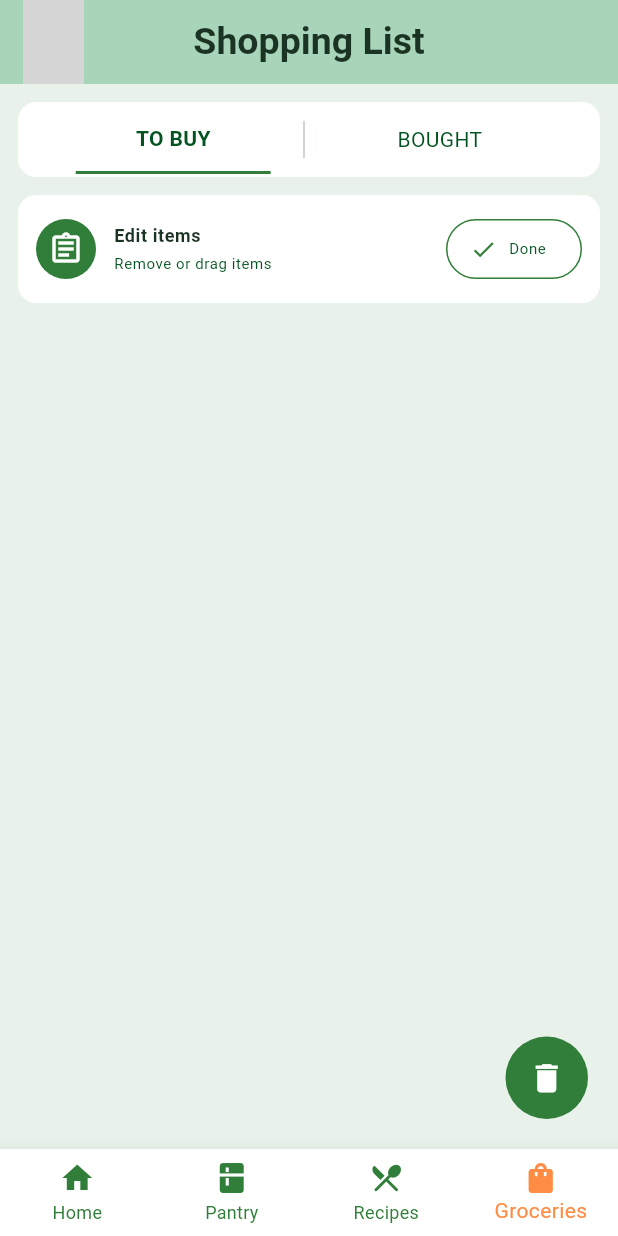
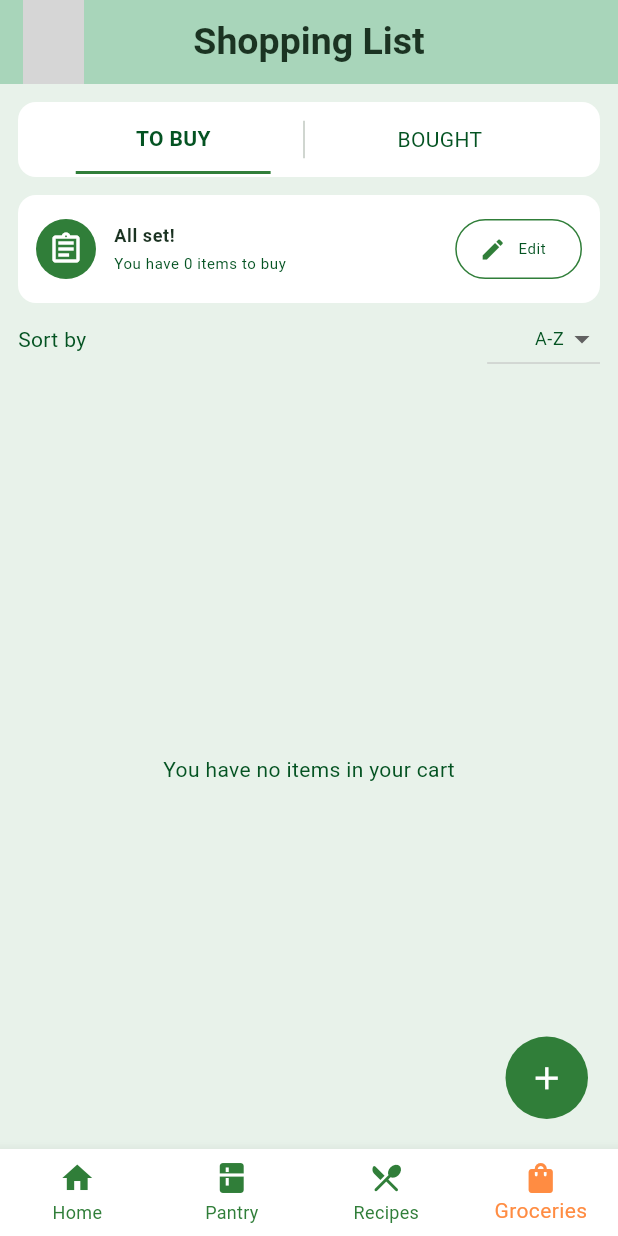
Before and after one commit to SissyDev/whats_for_dinner, a Flutter app: the screen it shows after launch, item 4 of the bottom bar chosen, after a tap on "Edit", on a phone screen of 412 x 824 dp. Run offline on Flutter 3.47's test engine with Material 3 defaults, Android fonts, the light colour scheme and no system bars; our stand-ins replace cached_network_image, flutter_riverpod, lottie, shimmer, skeletonizer, sqflite; accounts and stored records are empty; network calls fail; statements that could not run were skipped; grey boxes are pictures that could not be loaded.

Commit message:
Add filters to 'Shopping List'

```diff
--- a/lib/core/data/ingredient_category.dart
+++ b/lib/core/data/ingredient_category.dart
@@ -43,7 +43,7 @@ enum IngredientCategory {
 extension IngredientCategoryUI on IngredientCategory {
   String get label {
     switch (this) {
-      case IngredientCategory.bean: return "Beans";
+      case IngredientCategory.bean: return "Legumes";
       case IngredientCategory.bread: return "Bread";
       case IngredientCategory.cereal: return "Cereals";
       case IngredientCategory.cheese: return "Cheese";
--- a/lib/core/providers/shopping_list_provider.dart
+++ b/lib/core/providers/shopping_list_provider.dart
@@ -1,9 +1,13 @@
+import 'package:flutter_riverpod/flutter_riverpod.dart';
 import 'package:flutter_riverpod/legacy.dart';
 import 'package:whats_for_dinner/core/data/ingredient.dart';
 import 'package:path/path.dart' as path;
 import 'package:sqflite/sqflite.dart' as sql;
 import 'package:sqflite/sqlite_api.dart';
 import 'package:whats_for_dinner/core/data/ingredient_category.dart';
+
+List<String> sortList = ['A-Z', 'Category'];
+String? sortBy;
 
 Future<Database> _getDatabase() async {
   final dbPath = await sql.getDatabasesPath();
@@ -24,10 +28,7 @@ class ShoppingListNotifier extends StateNotifier<List<Ingredient>> {
 
   Future<void> loadGroceries() async {
     final db = await _getDatabase();
-    final data = await db.query(
-      'user_groceries',
-      orderBy: 'position ASC',
-    );
+    final data = await db.query('user_groceries', orderBy: 'position ASC');
     final groceries = data
         .map(
           (row) => Ingredient(
@@ -48,7 +49,31 @@ class ShoppingListNotifier extends StateNotifier<List<Ingredient>> {
           ),
         )
         .toList();
-    state = [...groceries];
+    List<Ingredient> sortedList = List.from(groceries);
+    if (sortBy == null) {
+      state = [...groceries];
+      return;
+    }
+    if (sortBy == 'A-Z') {
+      sortedList.sort((a, b) => a.name.compareTo(b.name));
+    }
+    if (sortBy == 'Category') {
+      sortedList.sort((a, b) => a.category.label.compareTo(b.category.label));
+    }
+      _saveNewOrderToDb(sortedList);
+      state = [...sortedList];
+  }
+
+  void setOrderBy(String? orderBy) {
+    sortBy = orderBy;
+    loadGroceries();
+  }
+
+  Future<void> _saveNewOrderToDb(List<Ingredient> updatedList) async {
+    for (int i = 0; i < updatedList.length; i++) {
+      final item = updatedList[i];
+      await updateIngredientPosition(item.id, i);
+    }
   }
 
   Future<void> addGrocery(Ingredient ingredient) async {
@@ -76,6 +101,7 @@ class ShoppingListNotifier extends StateNotifier<List<Ingredient>> {
         'position': currentCount,
       }, conflictAlgorithm: ConflictAlgorithm.replace);
     }
+
     await loadGroceries();
   }
 
@@ -98,7 +124,6 @@ class ShoppingListNotifier extends StateNotifier<List<Ingredient>> {
         'position': ingredient.position,
       }, conflictAlgorithm: ConflictAlgorithm.replace);
     }
-
     await batch.commit(noResult: true);
     await loadGroceries();
   }
@@ -143,6 +168,7 @@ class ShoppingListNotifier extends StateNotifier<List<Ingredient>> {
 
   Future<void> reorderItems(int oldIndex, int newIndex) async {
     final List<Ingredient> copyList = List.from(state);
+
     final Ingredient movedItem = copyList.removeAt(oldIndex);
     copyList.insert(newIndex, movedItem);
     state = copyList;
@@ -158,13 +184,6 @@ class ShoppingListNotifier extends StateNotifier<List<Ingredient>> {
       whereArgs: [id],
     );
   }
-
-  Future<void> _saveNewOrderToDb(List<Ingredient> updatedList) async {
-    for (int i = 0; i < updatedList.length; i++) {
-      final item = updatedList[i];
-      await updateIngredientPosition(item.id, i);
-    }
-  }
 }
 
 final shoppingListProvider =
--- a/lib/core/widgets/all_set_card.dart
+++ b/lib/core/widgets/all_set_card.dart
@@ -86,6 +86,9 @@ class _AllSetCardState extends ConsumerState<AllSetCard> {
                         foregroundColor: Theme.of(context).colorScheme.tertiary,
                       ),
                       onPressed: () {
+                        if (shoppingList.isEmpty) {
+                          return;
+                        }
                         if (!widget.isEditing) {
                           widget.onEdit(true);
                         } else {
@@ -138,6 +141,9 @@ class _AllSetCardState extends ConsumerState<AllSetCard> {
                       children: [
                         InkWell(
                           onTap: () {
+                            if (boughtItems.isEmpty) {
+                              return;
+                            }
                             if (!widget.isEditing) {
                               isSelect = true;
                               widget.onEdit(true);
--- a/lib/features/shopping_list/new_grocery.dart
+++ b/lib/features/shopping_list/new_grocery.dart
@@ -7,8 +7,8 @@ import 'package:whats_for_dinner/core/providers/db_provider.dart';
 import 'dart:developer' as dev;
 
 class NewGrocery extends ConsumerStatefulWidget {
-  const NewGrocery({super.key});
-
+  const NewGrocery({super.key, required this.order});
+  final String order;
   @override
   ConsumerState<NewGrocery> createState() => _NewGroceryState();
 }
--- a/lib/features/shopping_list/shopping_list_screen.dart
+++ b/lib/features/shopping_list/shopping_list_screen.dart
@@ -21,6 +21,7 @@ class _ShoppingListScreenState extends ConsumerState<ShoppingListScreen> {
   String selectedPage = pages[0];
   bool isEditing = false;
   bool isBought = false;
+  String dropdownValue = sortList[0];
 
   @override
   void initState() {
@@ -34,9 +35,11 @@ class _ShoppingListScreenState extends ConsumerState<ShoppingListScreen> {
     List<Ingredient> boughtList = ref.watch(boughtItemsProvider);
 
     void _openModalBottomSheet() async {
-      await Navigator.of(
-        context,
-      ).push(MaterialPageRoute(builder: (context) => NewGrocery()));
+      await Navigator.of(context).push(
+        MaterialPageRoute(
+          builder: (context) => NewGrocery(order: dropdownValue),
+        ),
+      );
       if (mounted) {
         setState(() {});
         ref.read(shoppingListProvider.notifier).loadGroceries();
@@ -191,11 +194,63 @@ class _ShoppingListScreenState extends ConsumerState<ShoppingListScreen> {
                 },
                 isEditing: isEditing,
               ),
-
+              // --- SORT BY ---
+              selectedPage == 'TB'
+                  ? Padding(
+                      padding: const EdgeInsets.symmetric(horizontal: 12),
+                      child: Row(
+                        mainAxisAlignment: MainAxisAlignment.spaceBetween,
+                        children: [
+                          Text('Sort by'),
+                          DropdownButton(
+                            alignment: Alignment.centerRight,
+                            hint: Text(
+                              'Sort by ',
+                              style: Theme.of(context).textTheme.bodyMedium,
+                            ),
+                            value: dropdownValue,
+                            onChanged: (value) {
+                              setState(() {
+                                if (value == null) {
+                                  sortBy == null;
+                                  return;
+                                }
+                                if (value == 'A-Z') {
+                                  sortBy = sortList[0];
+                                }
+                                if (value == 'Category') {
+                                  sortBy = sortList[1];
+                                }
+                                ref
+                                      .read(shoppingListProvider.notifier)
+                                      .setOrderBy(value);
+                                dropdownValue = value;
+                              });
+                            },
+                            items: sortList.map((value) {
+                              return DropdownMenuItem(
+                                value: value,
+                                child: Text(
+                                  value,
+                                  style: Theme.of(context).textTheme.bodySmall,
+                                ),
+                              );
+                            }).toList(),
+                          ),
+                        ],
+                      ),
+                    )
+                  : const SizedBox(),
               const SizedBox(height: 10),
-              // -- - GROCERIES LIST ---
+              // --- GROCERIES LIST ---
               selectedPage == 'TB'
+                  ? groceryList.isEmpty
                         ? Expanded(
+                            child: Center(
+                              child: Text('You have no items in your cart'),
+                            ),
+                          )
+                        : Expanded(
                             child: ReorderableListView.builder(
                               buildDefaultDragHandles: false,
                               itemCount: groceryList.length,
@@ -208,7 +263,8 @@ class _ShoppingListScreenState extends ConsumerState<ShoppingListScreen> {
                                     .reorderItems(oldIndex, newIndex);
                               },
                               itemBuilder: (context, index) {
-                          final Ingredient ingredient = groceryList[index];
+                                final Ingredient ingredient =
+                                    groceryList[index];
                                 return InkWell(
                                   key: ValueKey(ingredient.id),
                                   onTap: () {},
@@ -233,6 +289,8 @@ class _ShoppingListScreenState extends ConsumerState<ShoppingListScreen> {
                             ),
                           )
                   // --- BOUGHT ITEMS ---
+                  : boughtList.isEmpty
+                  ? Expanded(child: Center(child: Text('No items to show')))
                   : Expanded(
                       child: ListView.builder(
                         itemCount: boughtList.length,
```
Lines whose indentation alone changed are shown as unchanged.
